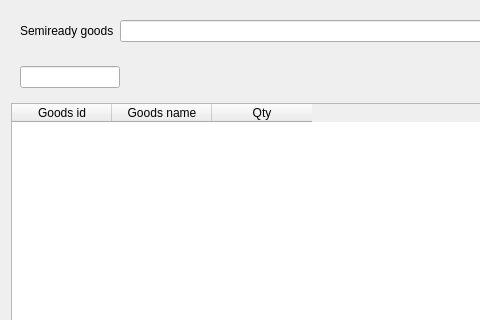
Old version of the form Forms/dlgsemireadyinout.ui in the repository End1-1/Cafe5; both pictures show x 0 to 480 and y 0 to 320 of the 592 by 476 pixel window.
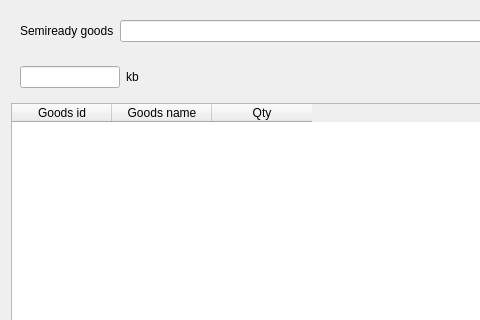
New version of the form. Custom widgets are drawn as their Qt base class.

Patch:
```diff
--- a/Forms/dlgsemireadyinout.ui
+++ b/Forms/dlgsemireadyinout.ui
@@ -50,6 +50,13 @@
         </property>
        </widget>
       </item>
+      <item>
+       <widget class="QLabel" name="lbMeas">
+        <property name="text">
+         <string>kb</string>
+        </property>
+       </widget>
+      </item>
       <item>
        <spacer name="horizontalSpacer">
         <property name="orientation">
```
